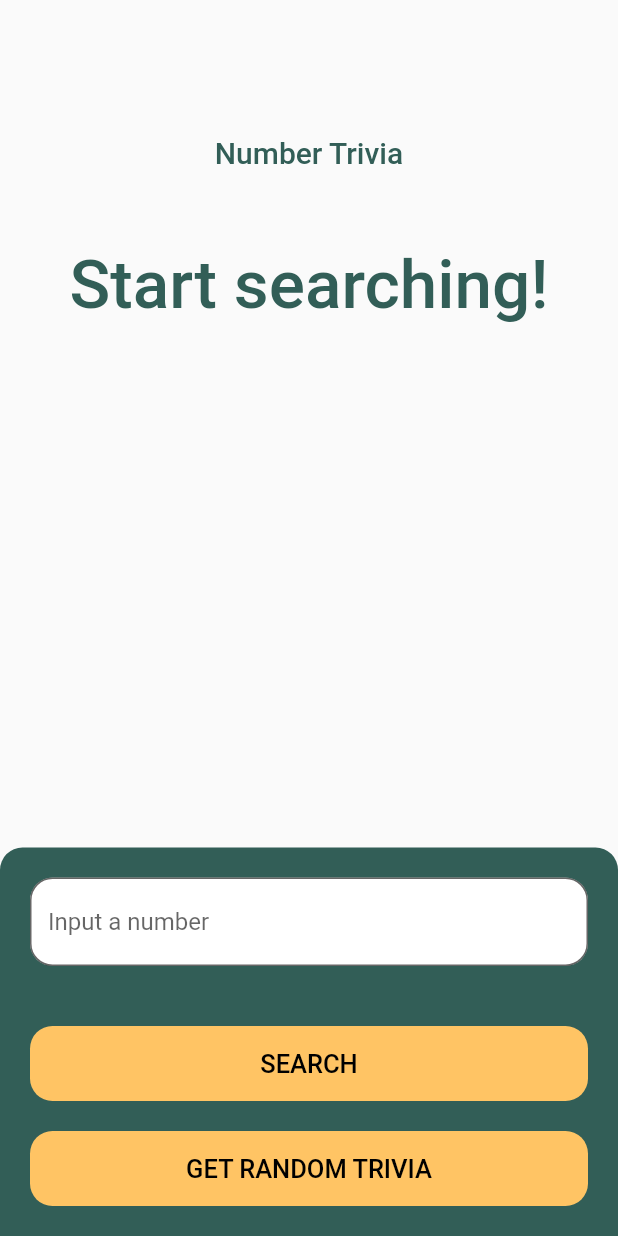
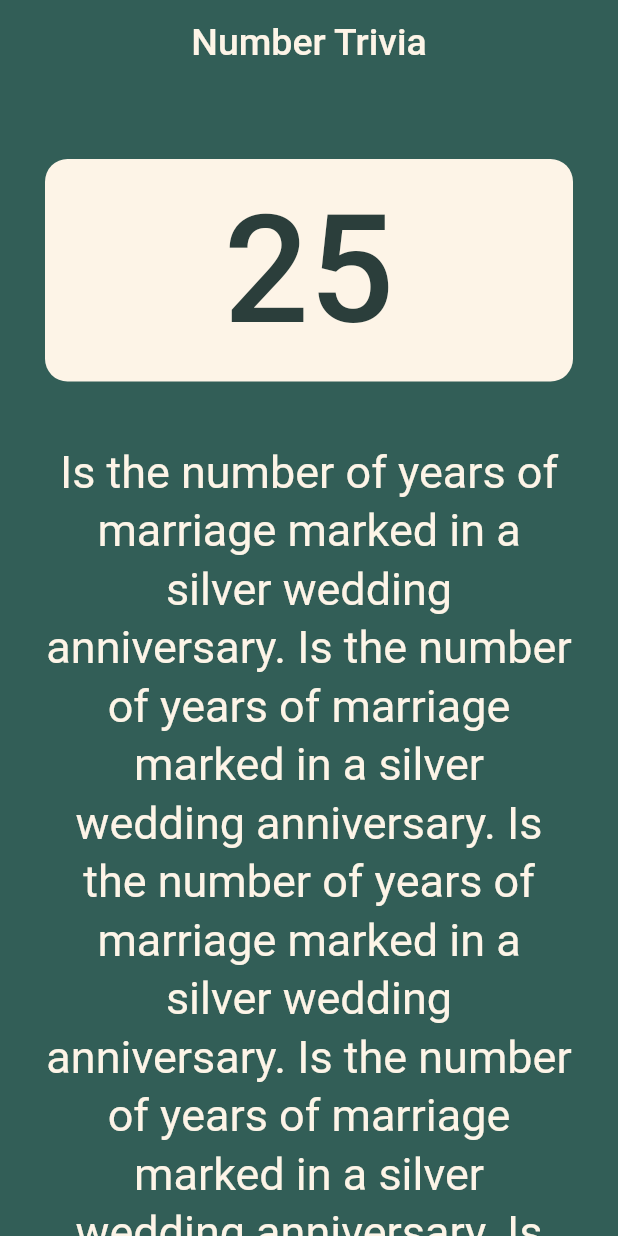
Before and after one commit to darko1551/number_trivia, a Flutter app: the screen it shows after launch, on a phone screen of 412 x 824 dp. Run offline on Flutter 3.47's test engine with Material 2 defaults, Android fonts, the phone set to English and light mode, and no system bars.

Commit message:
Trivia info design

```diff
--- a/lib/assets/strings.dart
+++ b/lib/assets/strings.dart
@@ -4,3 +4,4 @@ const hintString = 'Input a number';
 const searchButtonString = 'SEARCH';
 const randomButtonString = 'GET RANDOM TRIVIA';
 const knowMoreButtonString = 'KNOW MORE';
+const backButtonString = 'BACK';
--- a/lib/main.dart
+++ b/lib/main.dart
@@ -1,5 +1,6 @@
 import 'package:flutter/material.dart';
 import 'package:number_trivia/pages/home_page.dart';
+import 'package:number_trivia/pages/trivia_info_page.dart';
 
 void main() {
   runApp(const MyApp());
@@ -15,7 +16,7 @@ class MyApp extends StatelessWidget {
       theme: ThemeData(
         primarySwatch: Colors.blue,
       ),
-      home: const HomePage(),
+      home: const TriviaInfoPage(),
     );
   }
 }
--- a/lib/pages/home_page.dart
+++ b/lib/pages/home_page.dart
@@ -28,18 +28,23 @@ class _HomePageState extends State<HomePage> {
   @override
   Widget build(BuildContext context) {
     return Scaffold(
+      backgroundColor: const Color.fromARGB(255, 253, 244, 231),
+      appBar: AppBar(
+        shadowColor: const Color.fromARGB(0, 0, 0, 0),
+        backgroundColor: const Color.fromARGB(255, 253, 244, 231),
+        centerTitle: true,
+        title: const Text(
+          titleString,
+          style: TextStyle(
+            color: Color.fromARGB(255, 50, 94, 87),
+            fontSize: 25,
+          ),
+        ),
+      ),
       body: Column(
         children: [
           const Padding(
             padding: EdgeInsets.only(top: 90),
-            child: Text(
-              titleString,
-              style: TextStyle(
-                color: Color.fromARGB(255, 50, 94, 87),
-                fontSize: 20,
-                fontWeight: FontWeight.w500,
-              ),
-            ),
           ),
           const SizedBox(
             height: 50.0,
--- a/lib/pages/trivia_info_page.dart
+++ b/lib/pages/trivia_info_page.dart
@@ -0,0 +1,89 @@
+import 'package:flutter/material.dart';
+import 'package:number_trivia/widgets/button_widget.dart';
+
+import '../assets/strings.dart';
+
+class TriviaInfoPage extends StatefulWidget {
+  const TriviaInfoPage({Key? key}) : super(key: key);
+
+  @override
+  State<TriviaInfoPage> createState() => _TriviaInfoPageState();
+}
+
+class _TriviaInfoPageState extends State<TriviaInfoPage> {
+  @override
+  Widget build(BuildContext context) {
+    return Scaffold(
+      appBar: AppBar(
+        shadowColor: const Color.fromARGB(0, 0, 0, 0),
+        backgroundColor: const Color.fromARGB(255, 50, 94, 87),
+        centerTitle: true,
+        title: const Text(
+          titleString,
+          style: TextStyle(
+            color: Color.fromARGB(255, 253, 244, 231),
+            fontSize: 25,
+          ),
+        ),
+      ),
+      backgroundColor: const Color.fromARGB(255, 50, 94, 87),
+      body: Padding(
+        padding: const EdgeInsets.only(
+          //top: 90,
+          left: 30,
+          right: 30,
+        ),
+        child: CustomScrollView(
+          slivers: [
+            SliverFillRemaining(
+              hasScrollBody: false,
+              child: Column(
+                mainAxisSize: MainAxisSize.min,
+                children: [
+                  const SizedBox(
+                    height: 50.0,
+                  ),
+                  Container(
+                    width: MediaQuery.of(context).size.width,
+                    height: MediaQuery.of(context).size.height * 0.18,
+                    decoration: BoxDecoration(
+                      borderRadius: BorderRadius.circular(15),
+                      color: const Color.fromARGB(255, 253, 244, 231),
+                    ),
+                    child: const Center(
+                      child: Text(
+                        '25',
+                        style: TextStyle(
+                          fontSize: 100,
+                          fontWeight: FontWeight.w500,
+                          color: Color.fromARGB(255, 43, 62, 59),
+                        ),
+                      ),
+                    ),
+                  ),
+                  const SizedBox(
+                    height: 40,
+                  ),
+                  const Text(
+                    'Is the number of years of marriage marked in a silver wedding anniversary. Is the number of years of marriage marked in a silver wedding anniversary. Is the number of years of marriage marked in a silver wedding anniversary. Is the number of years of marriage marked in a silver wedding anniversary. Is the number of years of marriage marked in a silver wedding anniversary. Is the number of years of marriage marked in a silver wedding anniversary. ',
+                    textAlign: TextAlign.center,
+                    style: TextStyle(
+                      fontSize: 30,
+                      color: Color.fromARGB(255, 253, 244, 231),
+                      height: 1.3,
+                    ),
+                  ),
+                  const Expanded(
+                      child: SizedBox(
+                    height: 25,
+                  )),
+                  ButtonWidget(text: backButtonString, onTapped: () {}),
+                ],
+              ),
+            )
+          ],
+        ),
+      ),
+    );
+  }
+}
```
